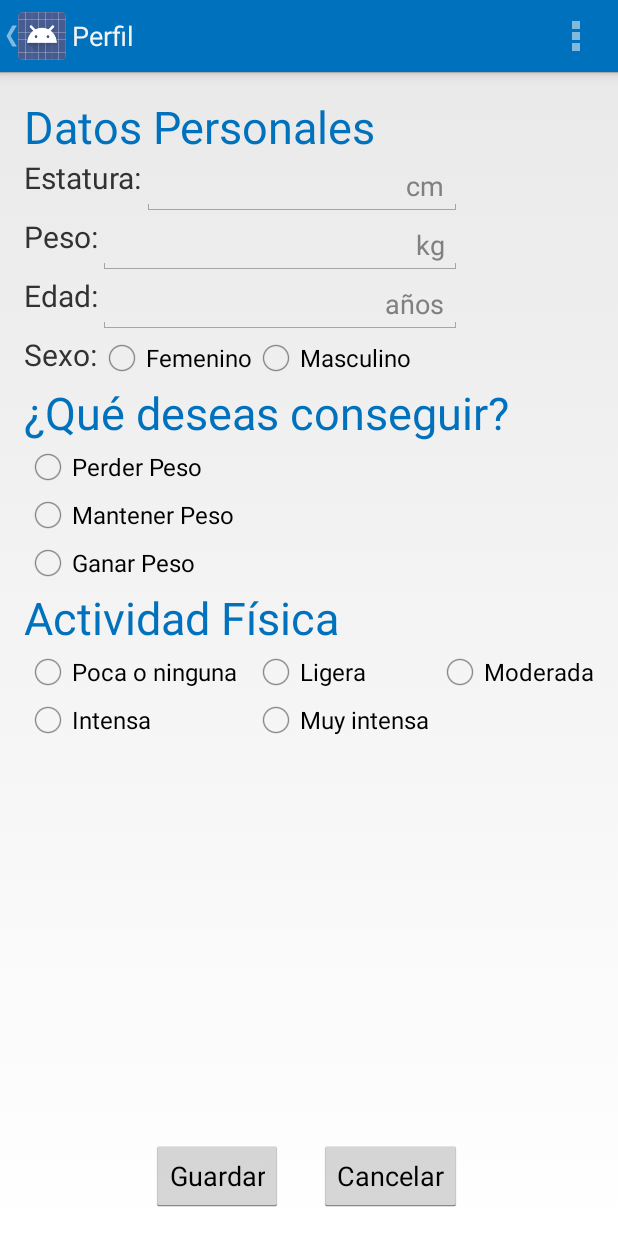
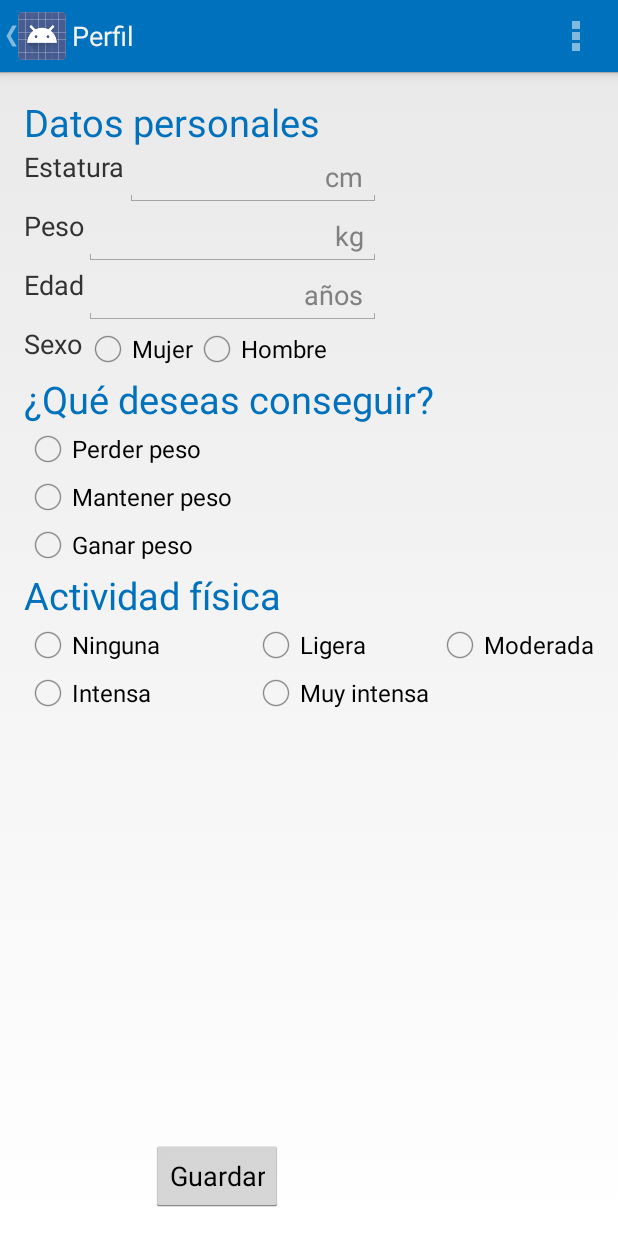
Before and after one commit to OmarCantu/proyecto_se_ii, an Android app: the screen it shows after launch (PerfilActivity), in the options menu, after a tap on "Perfil", on a phone screen of 412 x 824 dp. Run offline under Robolectric (Android 15) with nearby library versions, the phone set to English and light mode, and no system bars.

Commit message:
Strings y colores corregidos. Ahora en res/values.
Strings y colores corregidos. Ahora en están en res/values en lugar de
estar hardcodeados. Archivos innecesarios borrados.

```diff
--- a/ContadordeCalorias/app/src/main/java/cc/se2/uanl/edu/contadordecalorias/PerfilActivity.java
+++ b/ContadordeCalorias/app/src/main/java/cc/se2/uanl/edu/contadordecalorias/PerfilActivity.java
@@ -18,6 +18,19 @@ public class PerfilActivity extends Activity {
         super.onCreate(savedInstanceState);
         setContentView(R.layout.activity_perfil);
         getActionBar().setDisplayHomeAsUpEnabled(true);
+        /*// Get the message from the intent
+        Intent intent = getIntent();
+        String message = intent.getStringExtra(MainActivity.EXTRA_MESSAGE);
+
+        // Create the text view
+        TextView textView = new TextView(this);
+        textView.setTextSize(40);
+        textView.setText(message);
+
+        // Set the text view as the activity layout
+        setContentView(textView);
+
+        getActionBar().setDisplayHomeAsUpEnabled(true);*/
     }
 
     @Override
--- a/ContadordeCalorias/app/src/main/res/layout/activity_main.xml
+++ b/ContadordeCalorias/app/src/main/res/layout/activity_main.xml
@@ -7,9 +7,9 @@
     <TextView
         android:layout_width="wrap_content"
         android:layout_height="wrap_content"
-        android:text="¡Bienvenido!"
+        android:text="@string/bienvenida"
         android:id="@+id/bienvenida"
-        android:textSize="30sp" android:textColor="#0071BC"
+        android:textSize="30sp" android:textColor="@color/azul_real"
         android:layout_alignParentLeft="true"
         android:layout_alignParentStart="true" />
 
--- a/ContadordeCalorias/app/src/main/res/layout/activity_perfil.xml
+++ b/ContadordeCalorias/app/src/main/res/layout/activity_perfil.xml
@@ -9,20 +9,20 @@
     tools:context="cc.se2.uanl.edu.contadordecalorias.PerfilActivity">
 
     <TextView
-        android:layout_width="wrap_content"
-        android:layout_height="wrap_content"
-        android:text="Datos Personales"
-        android:id="@+id/datos_personales"
-        android:textSize="30sp" android:textColor="#0071BC"
-        android:layout_alignParentLeft="true"
-        android:layout_alignParentStart="true" />
+    android:layout_width="wrap_content"
+    android:layout_height="wrap_content"
+    android:text="@string/datos_personales"
+    android:id="@+id/datos_personales"
+    android:textSize="25sp" android:textColor="@color/azul_real"
+    android:layout_alignParentLeft="true"
+    android:layout_alignParentStart="true" />
 
     <TextView
         android:layout_width="wrap_content"
         android:layout_height="wrap_content"
-        android:text="Estatura:"
-        android:textSize="20sp"
-        android:id="@+id/perfil_Estatura"
+        android:text="@string/perfil_estatura"
+        android:textSize="18sp"
+        android:id="@+id/perfil_estatura"
         android:layout_alignParentLeft="true"
         android:layout_alignParentStart="true"
         android:layout_below="@+id/datos_personales"
@@ -31,9 +31,9 @@
     <TextView
         android:layout_width="wrap_content"
         android:layout_height="wrap_content"
-        android:text="Peso:"
-        android:textSize="20sp"
-        android:id="@+id/perfi_peso"
+        android:text="@string/perfil_peso"
+        android:textSize="18sp"
+        android:id="@+id/perfil_peso"
         android:layout_below="@+id/perfil_cm"
         android:layout_alignRight="@+id/perfil_edad"
         android:layout_alignEnd="@+id/perfil_edad" />
@@ -44,10 +44,10 @@
         android:inputType="numberDecimal"
         android:hint="cm"
         android:gravity="right"
-        android:ems="10"
+        android:ems="8"
         android:id="@+id/perfil_cm"
-        android:layout_toRightOf="@+id/perfil_Estatura"
-        android:layout_toEndOf="@+id/perfil_Estatura"
+        android:layout_toRightOf="@+id/perfil_estatura"
+        android:layout_toEndOf="@+id/perfil_estatura"
         android:layout_below="@+id/datos_personales" />
 
     <EditText
@@ -56,18 +56,18 @@
         android:inputType="numberDecimal"
         android:hint="kg"
         android:gravity="right"
-        android:ems="10"
+        android:ems="8"
         android:id="@+id/perfil_kg"
-        android:layout_toRightOf="@+id/perfi_peso"
+        android:layout_toRightOf="@+id/perfil_peso"
         android:layout_alignRight="@+id/perfil_cm"
         android:layout_alignEnd="@+id/perfil_cm"
-        android:layout_alignTop="@+id/perfi_peso" />
+        android:layout_alignTop="@+id/perfil_peso" />
 
     <TextView
         android:layout_width="wrap_content"
         android:layout_height="wrap_content"
-        android:textSize="20sp"
-        android:text="Sexo:"
+        android:textSize="18sp"
+        android:text="@string/perfil_sexo"
         android:id="@+id/perfil_sexo"
         android:layout_below="@+id/perfil_años"
         android:layout_alignParentLeft="true"
@@ -76,7 +76,7 @@
     <RadioButton
         android:layout_width="wrap_content"
         android:layout_height="wrap_content"
-        android:text="Masculino"
+        android:text="@string/perfil_masculino"
         android:id="@+id/perfil_masculino"
         android:checked="false"
         android:layout_below="@+id/perfil_años"
@@ -86,7 +86,7 @@
     <RadioButton
         android:layout_width="wrap_content"
         android:layout_height="wrap_content"
-        android:text="Femenino"
+        android:text="@string/perfil_femenino"
         android:id="@+id/perfil_femenino"
         android:checked="false"
         android:layout_alignTop="@+id/perfil_masculino"
@@ -96,8 +96,8 @@
     <TextView
         android:layout_width="wrap_content"
         android:layout_height="wrap_content"
-        android:text="Edad:"
-        android:textSize="20sp"
+        android:text="@string/perfil_edad"
+        android:textSize="18sp"
         android:id="@+id/perfil_edad"
         android:layout_below="@+id/perfil_kg"
         android:layout_alignParentLeft="true"
@@ -107,7 +107,7 @@
         android:layout_width="wrap_content"
         android:layout_height="wrap_content"
         android:inputType="numberDecimal"
-        android:ems="10"
+        android:ems="8"
         android:hint="años"
         android:gravity="right"
         android:id="@+id/perfil_años"
@@ -117,11 +117,11 @@
         android:layout_alignEnd="@+id/perfil_kg" />
 
     <TextView
-        android:text="¿Qué deseas conseguir?"
+        android:text="@string/perfil_meta"
         android:layout_width="wrap_content"
         android:layout_height="wrap_content"
-        android:textSize="30sp"
-        android:textColor="#0071BC"
+        android:textSize="25sp"
+        android:textColor="@color/azul_real"
         android:id="@+id/perfil_meta"
         android:layout_below="@+id/perfil_masculino"
         android:layout_alignParentLeft="true"
@@ -130,7 +130,7 @@
     <RadioButton
         android:layout_width="wrap_content"
         android:layout_height="wrap_content"
-        android:text="Perder Peso"
+        android:text="@string/perder_peso"
         android:id="@+id/perder_peso"
         android:layout_below="@+id/perfil_meta"
         android:layout_alignParentLeft="true"
@@ -140,8 +140,8 @@
     <RadioButton
         android:layout_width="wrap_content"
         android:layout_height="wrap_content"
-        android:text="Mantener Peso"
-        android:id="@+id/mantener_Peso"
+        android:text="@string/mantener_peso"
+        android:id="@+id/mantener_peso"
         android:layout_below="@+id/perder_peso"
         android:layout_alignParentLeft="true"
         android:layout_alignParentStart="true"
@@ -150,9 +150,9 @@
     <RadioButton
         android:layout_width="wrap_content"
         android:layout_height="wrap_content"
-        android:text="Ganar Peso"
+        android:text="@string/ganar_peso"
         android:id="@+id/ganar_peso"
-        android:layout_below="@+id/mantener_Peso"
+        android:layout_below="@+id/mantener_peso"
         android:layout_alignParentLeft="true"
         android:layout_alignParentStart="true"
         android:checked="false" />
@@ -160,9 +160,9 @@
     <TextView
         android:layout_width="wrap_content"
         android:layout_height="wrap_content"
-        android:text="Actividad Física"
+        android:text="@string/actividad_fisica"
         android:id="@+id/actividad_fisica"
-        android:textSize="30sp" android:textColor="#0071BC"
+        android:textSize="25sp" android:textColor="@color/azul_real"
         android:layout_below="@+id/ganar_peso"
         android:layout_alignParentLeft="true"
         android:layout_alignParentStart="true" />
@@ -170,7 +170,7 @@
     <RadioButton
         android:layout_width="wrap_content"
         android:layout_height="wrap_content"
-        android:text="Poca o ninguna"
+        android:text="@string/act_fisica_ninguna"
         android:id="@+id/act_fisica_ninguna"
         android:layout_below="@+id/actividad_fisica"
         android:layout_alignParentLeft="true"
@@ -180,7 +180,7 @@
     <RadioButton
         android:layout_width="wrap_content"
         android:layout_height="wrap_content"
-        android:text="Ligera"
+        android:text="@string/act_fisica_ligera"
         android:id="@+id/act_fisica_ligera"
         android:checked="false"
         android:layout_above="@+id/act_fisica_muy_intensa"
@@ -189,7 +189,7 @@
     <RadioButton
         android:layout_width="wrap_content"
         android:layout_height="wrap_content"
-        android:text="Moderada"
+        android:text="@string/act_fisica_moderada"
         android:id="@+id/act_fisica_moderada"
         android:checked="false"
         android:layout_above="@+id/act_fisica_muy_intensa"
@@ -199,7 +199,7 @@
     <RadioButton
         android:layout_width="wrap_content"
         android:layout_height="wrap_content"
-        android:text="Intensa"
+        android:text="@string/act_fisica_intensa"
         android:id="@+id/act_fisica_intensa"
         android:layout_below="@+id/act_fisica_ninguna"
         android:layout_alignParentLeft="true"
@@ -209,7 +209,7 @@
     <RadioButton
         android:layout_width="wrap_content"
         android:layout_height="wrap_content"
-        android:text="Muy intensa"
+        android:text="@string/act_fisica_muy_intensa"
         android:id="@+id/act_fisica_muy_intensa"
         android:checked="false"
         android:layout_alignTop="@+id/act_fisica_intensa"
@@ -219,20 +219,10 @@
     <Button
         android:layout_width="wrap_content"
         android:layout_height="wrap_content"
-        android:text="Guardar"
+        android:text="@string/perfil_guardar"
         android:id="@+id/perfil_guardar"
         android:layout_alignParentBottom="true"
         android:layout_toRightOf="@+id/act_fisica_intensa"
         android:layout_toEndOf="@+id/act_fisica_intensa" />
 
-    <Button
-        android:layout_width="wrap_content"
-        android:layout_height="wrap_content"
-        android:text="Cancelar"
-        android:id="@+id/perfil_cancelar"
-        android:layout_alignParentBottom="true"
-        android:layout_alignRight="@+id/perfil_años"
-        android:layout_alignEnd="@+id/perfil_años" />
-
-
 </RelativeLayout>
--- a/ContadordeCalorias/app/src/main/res/values/strings.xml
+++ b/ContadordeCalorias/app/src/main/res/values/strings.xml
@@ -1,13 +1,6 @@
 <?xml version="1.0" encoding="utf-8"?>
 <resources>
-
     <string name="app_name">Contador de Calorías</string>
-    <string name="edit_message">Escribe un mensaje</string>
-    <string name="button_send">Enviar</string>
-    <string name="action_settings">Ajustes</string>
-    <string name="title_activity_main">ActividadPrincipal</string>
-    <string name="title_activity_display_message">ActividadDesplegarMensaje</string>
-    <string name="action_search">Buscar</string>
     <string name="action_perfil">Perfil</string>
     <string name="action_consulta">Consulta</string>
     <string name="action_contador">Contador</string>
@@ -16,5 +9,26 @@
     <string name="title_activity_consulta">Consulta</string>
     <string name="title_activity_contador">Contador</string>
     <string name="menu">Menú</string>
-
+    <string name="bienvenida">¡Bienvenido!</string>
+    <string name="datos_personales">Datos personales</string>
+    <string name="perfil_estatura">Estatura</string>
+    <string name="perfil_cm">cm</string>
+    <string name="perfil_peso">Peso</string>
+    <string name="perfil_kg">kg</string>
+    <string name="perfil_edad">Edad</string>
+    <string name="perfil_años">años</string>
+    <string name="perfil_sexo">Sexo</string>
+    <string name="perfil_masculino">Hombre</string>
+    <string name="perfil_femenino">Mujer</string>
+    <string name="perfil_meta">¿Qué deseas conseguir?</string>
+    <string name="perder_peso">Perder peso</string>
+    <string name="mantener_peso">Mantener peso</string>
+    <string name="ganar_peso">Ganar peso</string>
+    <string name="actividad_fisica">Actividad física</string>
+    <string name="act_fisica_ninguna">Ninguna</string>
+    <string name="act_fisica_ligera">Ligera</string>
+    <string name="act_fisica_moderada">Moderada</string>
+    <string name="act_fisica_intensa">Intensa</string>
+    <string name="act_fisica_muy_intensa">Muy intensa</string>
+    <string name="perfil_guardar">Guardar</string>
 </resources>
```
Also changed, not shown: ContadordeCalorias/app/src/main/AndroidManifest.xml (+1 -10 lines), ContadordeCalorias/app/src/main/java/cc/se2/uanl/edu/contadordecalorias/DisplayMessageActivity.java (deleted, +0 -87 lines), ContadordeCalorias/app/src/main/res/layout/activity_display_message.xml (deleted, +0 -14 lines), 1 other file.
